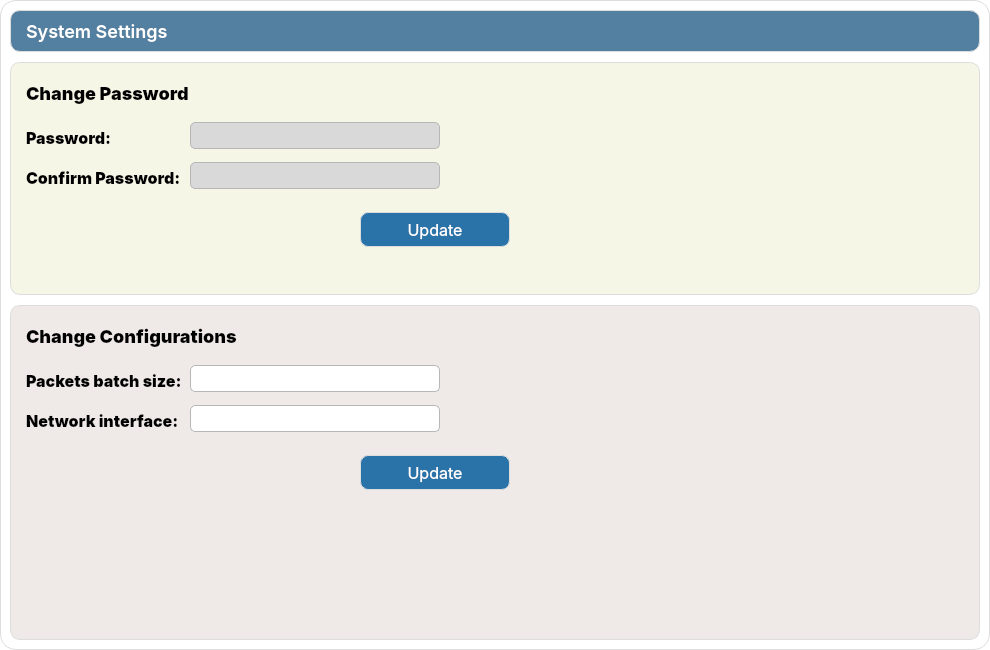
helankas26/GuardianNet-DNN-NIDS, file src/guardiannet/app/view/ui/settings_form.ui: the form before one commit.
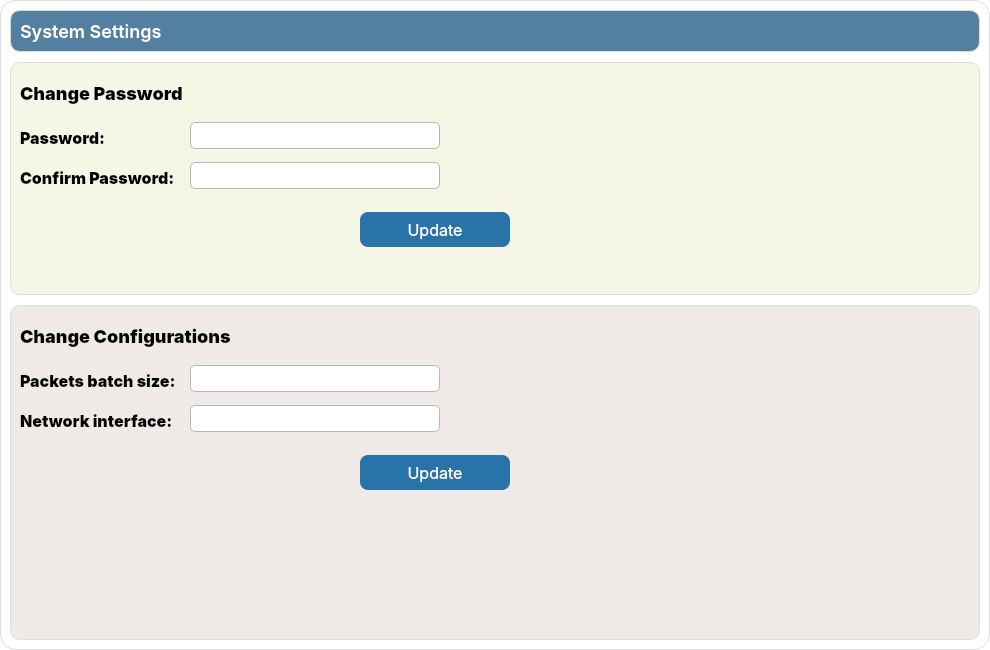
The form after the commit. Icons and pictures are not drawn.

Commit message: changes to main and settings view

Patch:
```diff
--- a/src/guardiannet/app/view/ui/settings_form.ui
+++ b/src/guardiannet/app/view/ui/settings_form.ui
@@ -30,7 +30,7 @@
     <normaloff>../../assert/logo.png</normaloff>../../assert/logo.png</iconset>
   </property>
   <property name="styleSheet">
-   <string notr="true">QWidget {
+   <string notr="true">#settingsForm {
 border-radius: 16px;
 background: #FFF;
 border: 1px solid #dddddd;
@@ -46,7 +46,7 @@
     </rect>
    </property>
    <property name="styleSheet">
-    <string notr="true">QFrame {
+    <string notr="true">#changePasswordFrame {
 border-radius: 10px;
 background: #F6F6E7;
 border: 1px solid #dddddd;
@@ -93,10 +93,10 @@
      </rect>
     </property>
     <property name="styleSheet">
-     <string notr="true">QLineEdit {
+     <string notr="true">#txtPassword {
 	border-radius: 5px;
 	border: 1px solid #B7B7B7;
-	background: #D9D9D9;
+	background: #FFFFFF;
 	color: #000;
 	font-family: Inter;
 	font-size: 14px;
@@ -214,10 +214,10 @@
      </rect>
     </property>
     <property name="styleSheet">
-     <string notr="true">QLineEdit {
+     <string notr="true">#txtConfirmPassword {
 	border-radius: 5px;
 	border: 1px solid #B7B7B7;
-	background: #D9D9D9;
+	background: #FFFFFF;
 	color: #000;
 	font-family: Inter;
 	font-size: 14px;
@@ -251,7 +251,7 @@
     </rect>
    </property>
    <property name="styleSheet">
-    <string notr="true">QFrame {
+    <string notr="true">#configFrame {
 border-radius: 10px;
 background: #EFEAE7;
 border: 1px solid #dddddd;
@@ -502,7 +502,7 @@
     </rect>
    </property>
    <property name="styleSheet">
-    <string notr="true">QFrame {
+    <string notr="true">#settingLabelFrame {
 border-radius: 10px;
 background: #5380A0;
 border: 1px solid #dddddd;
```
Left out of the diff: 38 changed lines with no effect on the pictures. The commit also changes 3 other files.
